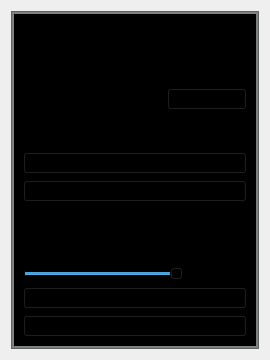
Shadowik2306/ulstu-diplom, file ClientDesktop/src/views/MidiChannelWidget/MidiChannelWidget.ui: the form before one commit.
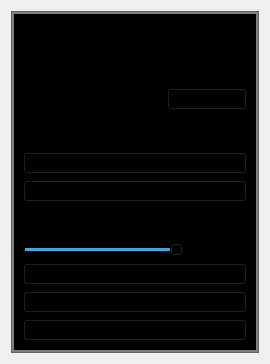
The form after the commit.

What changed in the file:
```diff
--- a/ClientDesktop/src/views/MidiChannelWidget/MidiChannelWidget.ui
+++ b/ClientDesktop/src/views/MidiChannelWidget/MidiChannelWidget.ui
@@ -10,7 +10,7 @@
     <x>0</x>
     <y>0</y>
     <width>270</width>
-    <height>360</height>
+    <height>364</height>
    </rect>
   </property>
   <property name="sizePolicy">
@@ -226,6 +226,13 @@
              </property>
             </widget>
            </item>
+           <item>
+            <widget class="QPushButton" name="pushButton">
+             <property name="text">
+              <string>Note OFF disabled</string>
+             </property>
+            </widget>
+           </item>
           </layout>
          </item>
         </layout>
```
